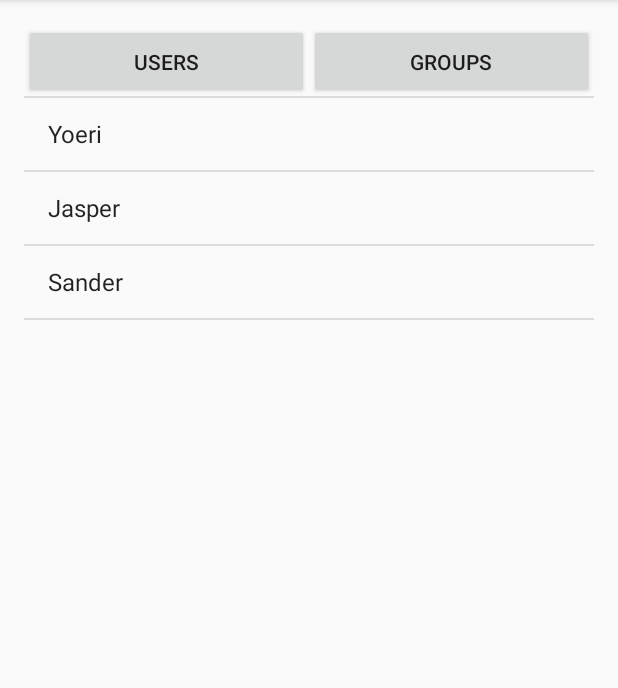
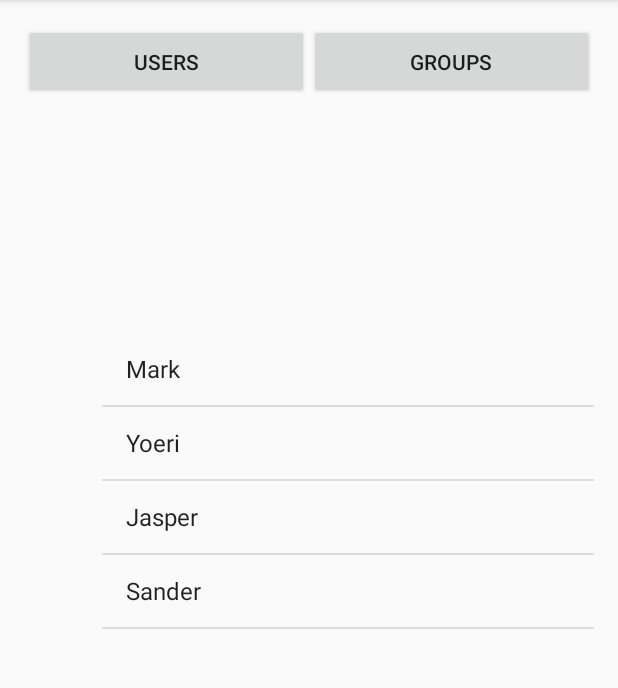
Before and after one commit to mverleg/brocast, an Android app: the SignedInActivity screen opened directly, with no data from a screen before it, on a phone screen of 412 x 824 dp, the part 84-772 px from its top. Run offline under Robolectric (Android 15) with nearby library versions, the phone set to English and light mode, and no system bars.

Commit message:
non working customizing user list

```diff
--- a/signup/src/main/res/layout/activity_signed_in.xml
+++ b/signup/src/main/res/layout/activity_signed_in.xml
@@ -30,13 +30,17 @@
 
     <ListView
         android:id="@+id/user_list_view"
-        android:layout_width="match_parent"
-        android:layout_height="match_parent"
+        android:layout_width="328dp"
+        android:layout_height="382dp"
+        android:layout_marginTop="8dp"
         app:layout_constraintBottom_toBottomOf="parent"
         app:layout_constraintEnd_toEndOf="parent"
         app:layout_constraintHorizontal_bias="1.0"
         app:layout_constraintStart_toEndOf="@+id/users"
-        app:layout_constraintTop_toBottomOf="@+id/groups"
-        app:layout_constraintVertical_bias="0.0" />
+        app:layout_constraintTop_toBottomOf="@+id/users" >
+
+        <!--<include layout="@layout/list_item_user"/>-->
+
+    </ListView>
 
 </android.support.constraint.ConstraintLayout>
```
Also changed, not shown: signup/src/main/java/nl/markv/brocast/brocast/signup/UserAdapter.java (added, +57 -0 lines), signup/src/main/res/layout/list_item_user.xml (added, +17 -0 lines).
